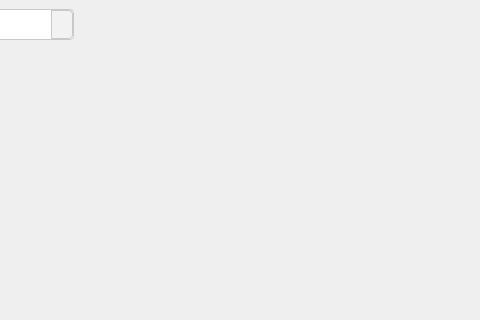
Old version of the form window.ui in the repository TXOG/ArcaneCrypt; both pictures show x 126 to 606 and y 0 to 320 of the 971 by 670 pixel window.
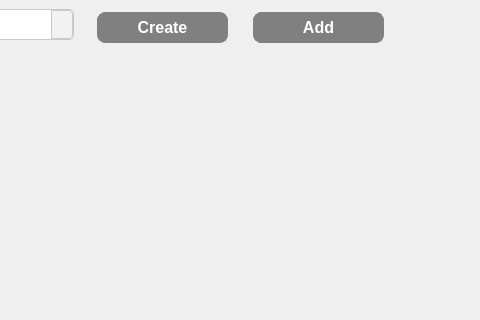
New version of the form. The open tabs and pages were chosen to show the change.

Commit message: Fixed button colour not reverting after click

The edit to the form file:
```diff
--- a/window.ui
+++ b/window.ui
@@ -552,6 +552,92 @@
         <string/>
        </property>
       </widget>
+      <widget class="QPushButton" name="createVaultButton">
+       <property name="geometry">
+        <rect>
+         <x>224</x>
+         <y>13</y>
+         <width>131</width>
+         <height>31</height>
+        </rect>
+       </property>
+       <property name="styleSheet">
+        <string notr="true">QPushButton {
+    font-family: Segoe UI;
+    font-size: 12pt;
+    font-weight: bold;
+    color: #ffffff;
+    background-color: #808080;
+    background-image: qlineargradient(x1: 0, y1: 0, x2: 0, y2: 1, stop: 0 #808080, stop: 1 #4d4d4d);
+    border-radius: 8px;
+    border-style: solid;
+    border-width: 1px;
+    border-color: #808080;
+    padding: 6px 12px;
+}
+
+QPushButton:hover {
+    background-color: #4d4d4d;
+    background-image: qlineargradient(x1: 0, y1: 0, x2: 0, y2: 1, stop: 0 #4d4d4d, stop: 1 #2e2e2e);
+}
+
+QPushButton:pressed {
+    background-color: #2e2e2e;
+    background-image: qlineargradient(x1: 0, y1: 0, x2: 0, y2: 1, stop: 0 #2e2e2e, stop: 1 #1c1c1c);
+}
+
+QPushButton:!hover:!pressed {
+    background-color: #808080;
+    background-image: qlineargradient(x1: 0, y1: 0, x2: 0, y2: 1, stop: 0 #808080, stop: 1 #4d4d4d);
+}</string>
+       </property>
+       <property name="text">
+        <string>Create</string>
+       </property>
+      </widget>
+      <widget class="QPushButton" name="addVaultButton">
+       <property name="geometry">
+        <rect>
+         <x>380</x>
+         <y>13</y>
+         <width>131</width>
+         <height>31</height>
+        </rect>
+       </property>
+       <property name="styleSheet">
+        <string notr="true">QPushButton {
+    font-family: Segoe UI;
+    font-size: 12pt;
+    font-weight: bold;
+    color: #ffffff;
+    background-color: #808080;
+    background-image: qlineargradient(x1: 0, y1: 0, x2: 0, y2: 1, stop: 0 #808080, stop: 1 #4d4d4d);
+    border-radius: 8px;
+    border-style: solid;
+    border-width: 1px;
+    border-color: #808080;
+    padding: 6px 12px;
+}
+
+QPushButton:hover {
+    background-color: #4d4d4d;
+    background-image: qlineargradient(x1: 0, y1: 0, x2: 0, y2: 1, stop: 0 #4d4d4d, stop: 1 #2e2e2e);
+}
+
+QPushButton:pressed {
+    background-color: #2e2e2e;
+    background-image: qlineargradient(x1: 0, y1: 0, x2: 0, y2: 1, stop: 0 #2e2e2e, stop: 1 #1c1c1c);
+}
+
+QPushButton:!hover:!pressed {
+    background-color: #808080;
+    background-image: qlineargradient(x1: 0, y1: 0, x2: 0, y2: 1, stop: 0 #808080, stop: 1 #4d4d4d);
+}</string>
+       </property>
+       <property name="text">
+        <string>Add</string>
+       </property>
+      </widget>
      </widget>
      <widget class="QStackedWidget" name="vaultStack">
       <property name="geometry">
```
Left out of the diff: 113 changed lines with no effect on the pictures. The commit also changes 1 other file.
